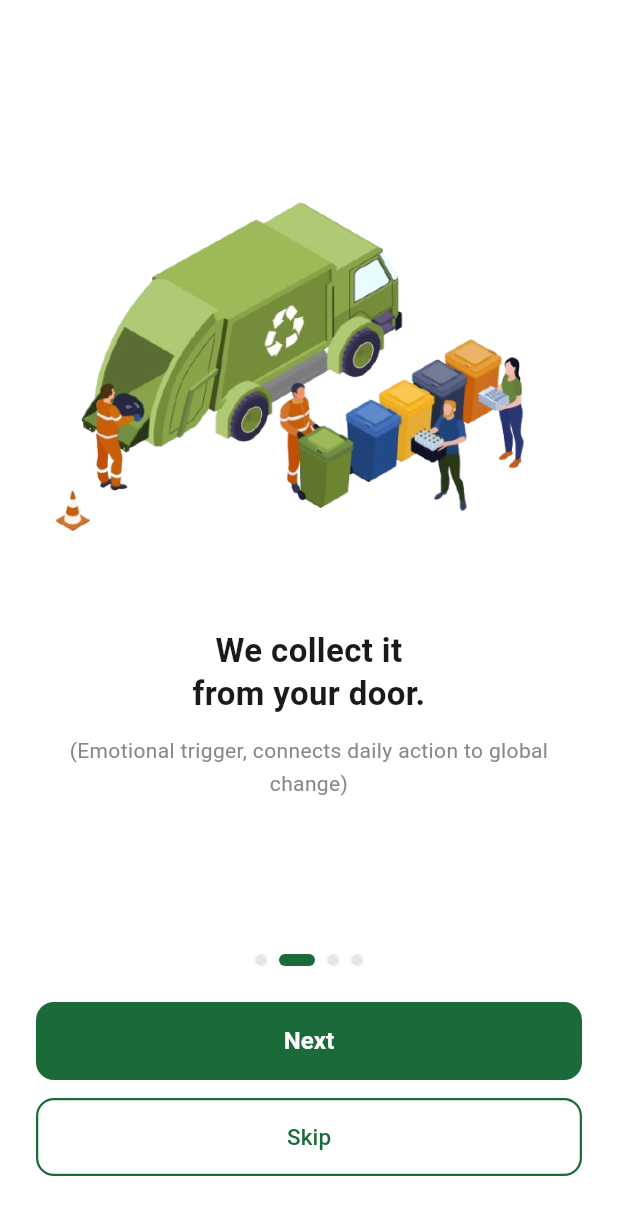
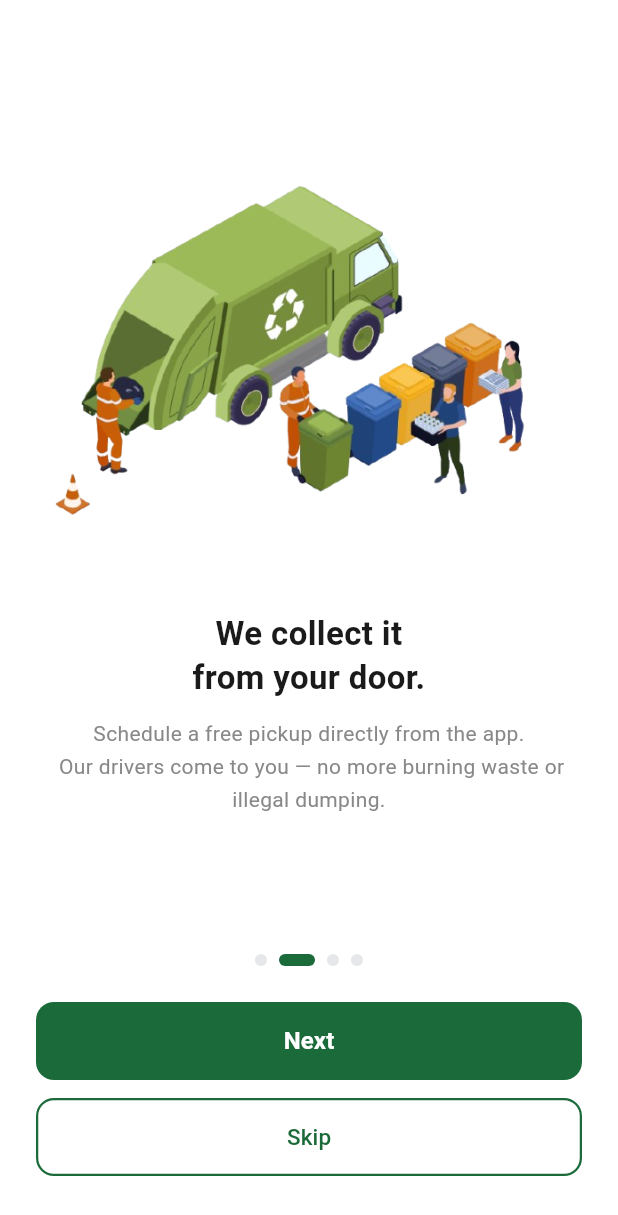
Before and after one commit to Kanjo-Elkamira-Ndi/crrf-mobile-platform, a Flutter app: the screen it shows after launch, swiped to page 2, on a phone screen of 412 x 824 dp. Shown: the top 1215 px of the screen. Run offline on Flutter 3.47's test engine with Material 3 defaults, Android fonts, the phone set to English and light mode, and no system bars.

Commit message:
Added 3rd onboarding image

```diff
--- a/mobile_app/lib/pages/onboarding_screen.dart
+++ b/mobile_app/lib/pages/onboarding_screen.dart
@@ -29,12 +29,13 @@ class _OnboardingScreenState extends State<OnboardingScreen> {
     _OnboardingSlide(
       illustration: 'assets/illustrations/onboarding_pickup.png',
       title: 'We collect it\nfrom your door.',
-      tagline: '(Emotional trigger, connects daily action to global change)',
+      tagline:
+          'Schedule a free pickup directly from the app. \n Our drivers come to you — no more burning waste or illegal dumping.',
     ),
     _OnboardingSlide(
-      illustration: 'assets/illustrations/onboarding_credits.png',
+      illustration: 'assets/illustrations/onboarding_credits.jpg',
       title: 'Your credits grow with every pickup.',
-      tagline: '(Plastic earns 10 credits/kg — organic earns 5 credits/kg)',
+      tagline: '(Plastic earns 10 credits/kg while organic earns 5 credits/kg)',
     ),
     _OnboardingSlide(
       illustration: 'assets/illustrations/onboarding_farmers.png',
--- a/mobile_app/pubspec.yaml
+++ b/mobile_app/pubspec.yaml
@@ -61,8 +61,8 @@ flutter:
   assets:
     - assets/illustrations/onboarding_sort.jpg
     - assets/illustrations/onboarding_pickup.png
-    # - assets/illustrations/onboarding_recycle.jpg
-    # - assets/illustrations/onboarding_earn.jpg
+    - assets/illustrations/onboarding_credits.jpg
+    # - assets/illustrations/onboarding_farmers.png
 
   # An image asset can refer to one or more resolution-specific "variants", see
   # https://flutter.dev/to/resolution-aware-images
```
Also changed, not shown: mobile_app/assets/illustrations/onboarding_credits.jpg (added).
